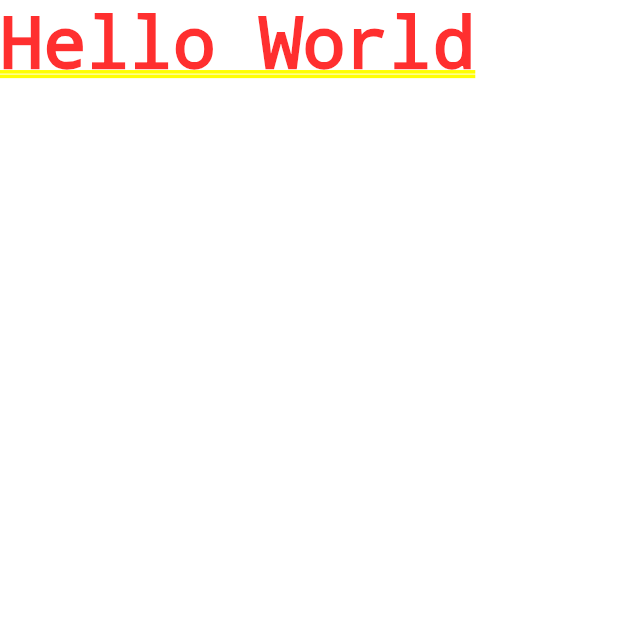
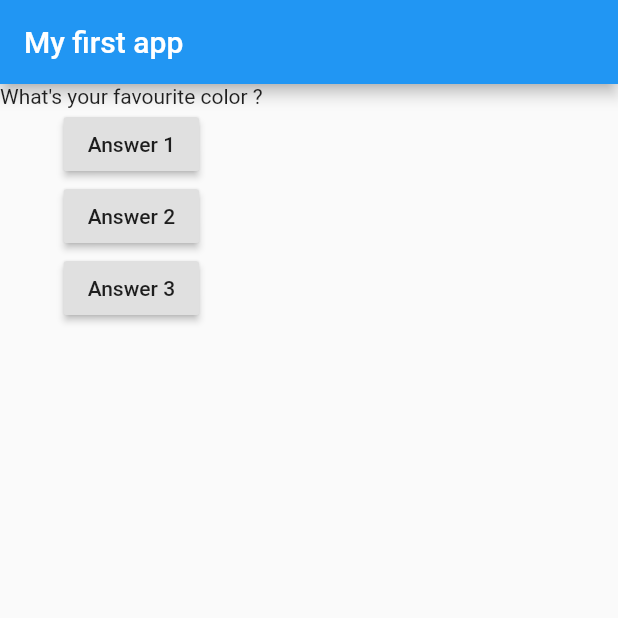
Before and after one commit to NirbhayVashisht/Quiz-App-Flutter, a Flutter app: the screen it shows after launch, on a phone screen of 412 x 824 dp, the top half of it. Run offline on Flutter 3.47's test engine with Material 2 defaults, Android fonts, the phone set to English and light mode, and no system bars.

```diff
--- a/lib/main.dart
+++ b/lib/main.dart
@@ -1,15 +1,57 @@
 import 'package:flutter/material.dart';
 
-void main() {
- runApp(MyApp());
+void main() => runApp(MyApp());
+
+class MyApp extends StatefulWidget {
+  @override
+  State<StatefulWidget> createState() {
+    return _MyAppState();
+  }
 }
 
-class MyApp extends StatelessWidget{
+class _MyAppState extends State<MyApp> {
+  var _questionIndex = 0;
+
+  void _answerQuestion(){
+    setState(() {
+      _questionIndex++;
+    });
+    print('Question Answered');
+  }
+
+
   @override
   Widget build(BuildContext context) {
-    // TODO: implement build
-    return MaterialApp(home: Text('Hello World'),
+    var questions = [
+      'What\'s your favourite color ?',
+      'What\'s your favourite food ?',
+      'What\'s your favourite place ?',
+      'What\'s your favourite animal ?',
+    ];
 
+    return MaterialApp(
+      home: Scaffold(
+        appBar: AppBar(
+          title: Text('My first app'),
+        ),
+        body: Column(
+          children: [
+            Text(questions[_questionIndex]),
+            RaisedButton(
+              child: Text('Answer 1'),
+              onPressed: _answerQuestion,
+            ),
+            RaisedButton(
+              child: Text('Answer 2'),
+              onPressed: _answerQuestion,
+            ),
+            RaisedButton(
+              child: Text('Answer 3'),
+              onPressed: _answerQuestion,
+            ),
+          ],
+        ),
+      ),
     );
   }
 }
```
